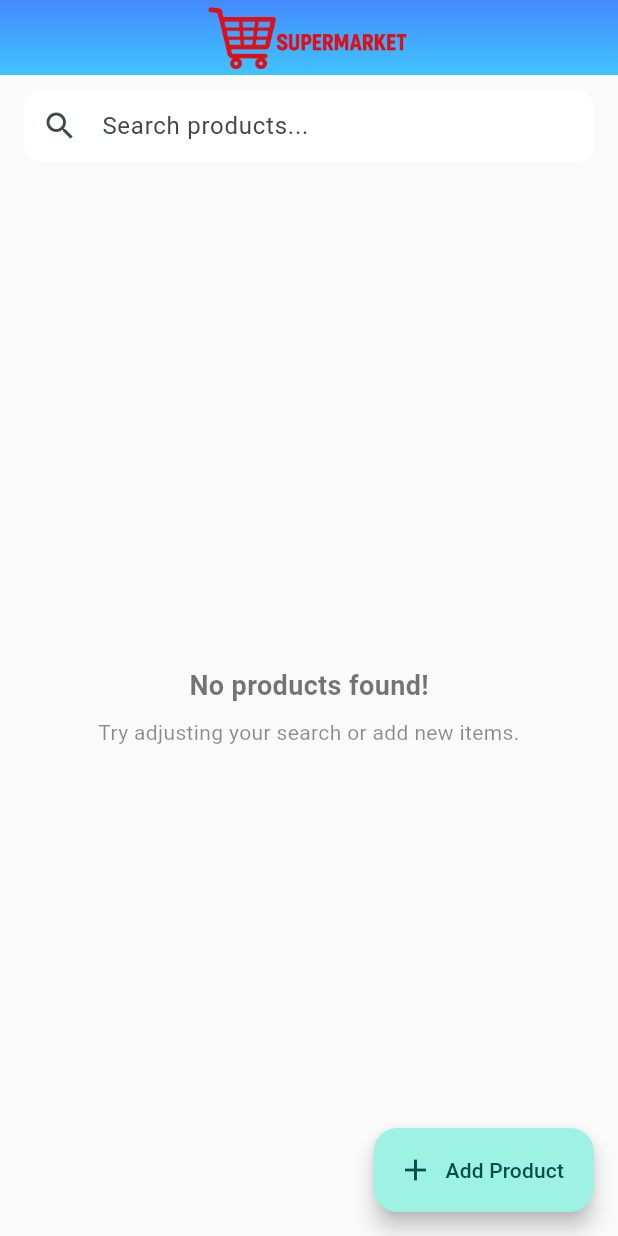
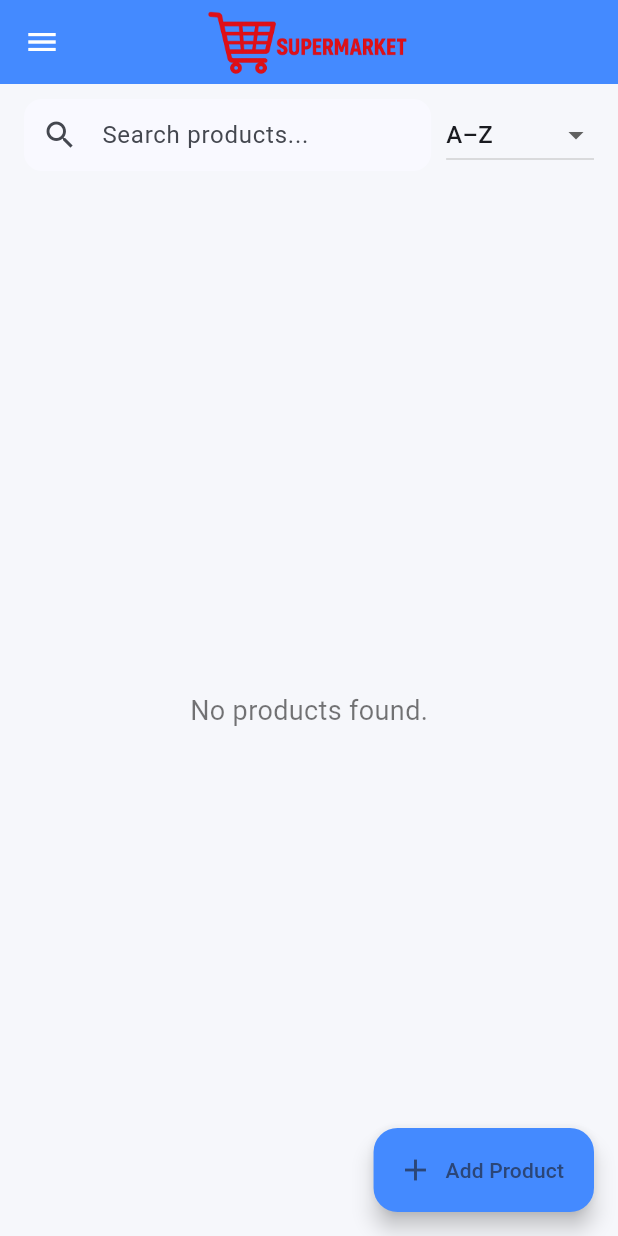
Before and after one commit to dynasteve/hng_i-mobile-stage2, a Flutter app: the screen it shows after launch, on a phone screen of 412 x 824 dp. Run offline on Flutter 3.47's test engine with Material 3 defaults, Android fonts, the phone set to English and light mode, and no system bars; our stand-ins replace image_picker, sqflite; accounts and stored records are empty.

Commit message:
Add drawer and dark mode

```diff
--- a/lib/main.dart
+++ b/lib/main.dart
@@ -1,43 +1,51 @@
 import 'package:flutter/material.dart';
 import 'package:provider/provider.dart';
 import 'providers/product_provider.dart';
+import 'providers/theme_provider.dart';
 import 'screens/home_screen.dart';
 
 void main() {
-  runApp(const HNGStage3App());
+  runApp(const StorekeeperApp());
 }
 
-class HNGStage3App extends StatelessWidget {
-  const HNGStage3App({super.key});
+class StorekeeperApp extends StatelessWidget {
+  const StorekeeperApp({super.key});
 
   @override
   Widget build(BuildContext context) {
-    return ChangeNotifierProvider(
-      create: (_) => ProductProvider(),
-      child: MaterialApp(
+    return MultiProvider(
+      providers: [
+        ChangeNotifierProvider(create: (_) => ProductProvider()),
+        ChangeNotifierProvider(create: (_) => ThemeProvider()),
+      ],
+      child: Consumer<ThemeProvider>(
+        builder: (context, themeProvider, _) {
+          return MaterialApp(
             debugShowCheckedModeBanner: false,
-        title: 'Storekeeper',
+            title: 'Storekeeper App',
+            themeMode: themeProvider.themeMode,
             theme: ThemeData(
               useMaterial3: true,
-          colorScheme: ColorScheme.fromSeed(seedColor: Colors.teal),
-          scaffoldBackgroundColor: Colors.grey[50],
+              colorSchemeSeed: Colors.blueAccent,
+              brightness: Brightness.light,
+              scaffoldBackgroundColor: const Color(0xFFF6F7FB),
               appBarTheme: const AppBarTheme(
+                backgroundColor: Colors.blueAccent,
+                foregroundColor: Colors.white,
                 elevation: 0,
-            backgroundColor: Colors.transparent,
-            foregroundColor: Colors.black87,
-            centerTitle: true,
               ),
-          inputDecorationTheme: InputDecorationTheme(
-            border: OutlineInputBorder(
-              borderRadius: BorderRadius.circular(12),
+              floatingActionButtonTheme: const FloatingActionButtonThemeData(
+                backgroundColor: Colors.blueAccent,
               ),
-            filled: true,
-            fillColor: Colors.white,
             ),
-          // NOTE: removed cardTheme assignment to avoid SDK type mismatch.
-          // We'll style cards locally using the helper below.
+            darkTheme: ThemeData(
+              useMaterial3: true,
+              colorSchemeSeed: Colors.blueAccent,
+              brightness: Brightness.dark,
             ),
             home: const HomeScreen(),
+          );
+        },
       ),
     );
   }
--- a/lib/providers/theme_provider.dart
+++ b/lib/providers/theme_provider.dart
@@ -5,10 +5,10 @@ class ThemeProvider extends ChangeNotifier {
 
   bool get isDarkMode => _isDarkMode;
 
-  ThemeMode get currentTheme => _isDarkMode ? ThemeMode.dark : ThemeMode.light;
-
   void toggleTheme() {
     _isDarkMode = !_isDarkMode;
     notifyListeners();
   }
+
+  ThemeMode get themeMode => _isDarkMode ? ThemeMode.dark : ThemeMode.light;
 }
--- a/lib/screens/home_screen.dart
+++ b/lib/screens/home_screen.dart
@@ -2,6 +2,7 @@ import 'dart:io';
 import 'package:flutter/material.dart';
 import 'package:provider/provider.dart';
 import '../providers/product_provider.dart';
+import '../providers/theme_provider.dart';
 import 'add_edit_product_screen.dart';
 import '../models/product.dart';
 
@@ -14,6 +15,7 @@ class HomeScreen extends StatefulWidget {
 
 class _HomeScreenState extends State<HomeScreen> {
   String _searchQuery = '';
+  String _sortOption = 'Name (A–Z)';
 
   void _openAddProduct(BuildContext context, {Product? product}) {
     Navigator.push(
@@ -24,27 +26,41 @@ class _HomeScreenState extends State<HomeScreen> {
     );
   }
 
+  List<Product> _getSortedProducts(List<Product> products) {
+    List<Product> sorted = List.from(products);
+    switch (_sortOption) {
+      case 'Name (A–Z)':
+        sorted.sort((a, b) => a.name.compareTo(b.name));
+        break;
+      case 'Name (Z–A)':
+        sorted.sort((a, b) => b.name.compareTo(a.name));
+        break;
+      case 'Price (Low–High)':
+        sorted.sort((a, b) => a.price.compareTo(b.price));
+        break;
+      case 'Price (High–Low)':
+        sorted.sort((a, b) => b.price.compareTo(a.price));
+        break;
+    }
+    return sorted;
+  }
+
   @override
   Widget build(BuildContext context) {
-    final provider = Provider.of<ProductProvider>(context);
-    final products = provider.products
-        .where((p) =>
-            p.name.toLowerCase().contains(_searchQuery.toLowerCase().trim()))
+    final productProvider = Provider.of<ProductProvider>(context);
+    final themeProvider = Provider.of<ThemeProvider>(context);
+
+    List<Product> products = productProvider.products
+        .where((p) => p.name
+            .toLowerCase()
+            .contains(_searchQuery.toLowerCase().trim()))
         .toList();
 
+    products = _getSortedProducts(products);
+
     return Scaffold(
-      appBar: PreferredSize(
-        preferredSize: const Size.fromHeight(50),
-        child: AppBar(
-          flexibleSpace: Container(
-            decoration: const BoxDecoration(
-              gradient: LinearGradient(
-                colors: [Colors.blueAccent, Colors.lightBlueAccent],
-                begin: Alignment.topCenter,
-                end: Alignment.bottomCenter,
-              ),
-            ),
-          ),
+      appBar: AppBar(
+        backgroundColor: Colors.blueAccent,
         elevation: 0,
         title: Image.asset(
           'assets/supermarket_logo.png',
@@ -52,59 +68,111 @@ class _HomeScreenState extends State<HomeScreen> {
         ),
         centerTitle: true,
       ),
+      drawer: Drawer(
+        child: SafeArea(
+          child: Column(
+            crossAxisAlignment: CrossAxisAlignment.start,
+            children: [
+              Center(
+                child: Padding(
+                  padding: const EdgeInsets.symmetric(vertical: 20),
+                  child: Image.asset(
+                    'assets/supermarket_logo.png',
+                    height: 100,
+                  ),
+                ),
+              ),
+              const Divider(),
+              ListTile(
+                leading: const Icon(Icons.dark_mode),
+                title: const Text('Dark Mode'),
+                trailing: Switch(
+                  value: themeProvider.isDarkMode,
+                  onChanged: (_) => themeProvider.toggleTheme(),
+                ),
+              ),
+              const Spacer(),
+              Padding(
+                padding: const EdgeInsets.all(16.0),
+                child: ElevatedButton.icon(
+                  onPressed: () => Navigator.pop(context),
+                  icon: const Icon(Icons.close),
+                  label: const Text('Close Panel'),
+                  style: ElevatedButton.styleFrom(
+                    minimumSize: const Size(double.infinity, 48),
+                  ),
+                ),
+              ),
+            ],
+          ),
+        ),
       ),
       body: SafeArea(
         child: Column(
           children: [
-            // 🔍 Search bar
             Padding(
-              padding: const EdgeInsets.symmetric(horizontal: 16, vertical: 10),
+              padding:
+                  const EdgeInsets.symmetric(horizontal: 16, vertical: 10),
+              child: Row(
+                children: [
+                  Expanded(
                     child: TextField(
                       decoration: InputDecoration(
                         prefixIcon: const Icon(Icons.search),
                         hintText: 'Search products...',
                         filled: true,
-                  fillColor: Colors.white,
+                        fillColor: Theme.of(context).cardColor,
                         border: OutlineInputBorder(
                           borderRadius: BorderRadius.circular(12),
                           borderSide: BorderSide.none,
                         ),
-                  contentPadding:
-                      const EdgeInsets.symmetric(horizontal: 16, vertical: 0),
+                        contentPadding: const EdgeInsets.symmetric(
+                            horizontal: 16, vertical: 0),
                       ),
                       onChanged: (value) {
                         setState(() => _searchQuery = value);
                       },
                     ),
                   ),
-
-            // 🧾 Product list
+                  const SizedBox(width: 10),
+                  DropdownButton<String>(
+                    value: _sortOption,
+                    items: const [
+                      DropdownMenuItem(
+                        value: 'Name (A–Z)',
+                        child: Text('A–Z'),
+                      ),
+                      DropdownMenuItem(
+                        value: 'Name (Z–A)',
+                        child: Text('Z–A'),
+                      ),
+                      DropdownMenuItem(
+                        value: 'Price (Low–High)',
+                        child: Text('Low–High'),
+                      ),
+                      DropdownMenuItem(
+                        value: 'Price (High–Low)',
+                        child: Text('High–Low'),
+                      ),
+                    ],
+                    onChanged: (value) {
+                      if (value != null) {
+                        setState(() => _sortOption = value);
+                      }
+                    },
+                  ),
+                ],
+              ),
+            ),
             Expanded(
               child: products.isEmpty
-                  ? Center(
-                      child: Column(
-                        mainAxisAlignment: MainAxisAlignment.center,
-                        children: [
-                          // Image.asset(
-                          //   'assets/supermarket_logo.png',
-                          //   height: 100,
-                          // ),
-                          // const SizedBox(height: 20),
-                          const Text(
-                            'No products found!',
+                  ? const Center(
+                      child: Text(
+                        'No products found.',
                         style: TextStyle(
                           fontSize: 18,
-                              fontWeight: FontWeight.w600,
                           color: Colors.black54,
                         ),
-                          ),
-                          const SizedBox(height: 8),
-                          const Text(
-                            'Try adjusting your search or add new items.',
-                            textAlign: TextAlign.center,
-                            style: TextStyle(color: Colors.black45),
-                          ),
-                        ],
                       ),
                     )
                   : ListView.builder(
@@ -137,7 +205,8 @@ class _HomeScreenState extends State<HomeScreen> {
                                       color: Colors.blue.shade100,
                                       child: const Icon(
                                         Icons.image_not_supported,
-                                          color: Colors.white),
+                                        color: Colors.white,
+                                      ),
                                     ),
                             ),
                             title: Text(
@@ -163,15 +232,15 @@ class _HomeScreenState extends State<HomeScreen> {
                                 if (value == 'edit') {
                                   _openAddProduct(context, product: product);
                                 } else if (value == 'delete') {
-                                  provider.deleteProduct(product.id!);
+                                  productProvider.deleteProduct(product.id!);
                                 }
                               },
-                              itemBuilder: (context) => [
-                                const PopupMenuItem(
+                              itemBuilder: (context) => const [
+                                PopupMenuItem(
                                   value: 'edit',
                                   child: Text('Edit'),
                                 ),
-                                const PopupMenuItem(
+                                PopupMenuItem(
                                   value: 'delete',
                                   child: Text('Delete'),
                                 ),
```
Lines whose indentation alone changed are shown as unchanged.
